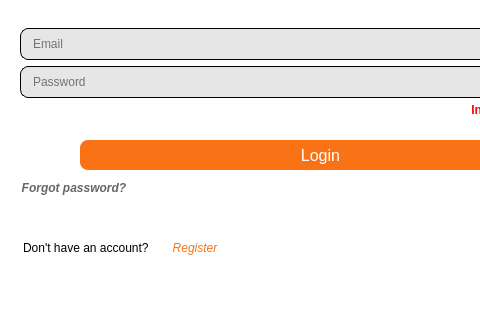
First picture: the form in mainwindow.ui, repository Ph4sm4/FinelogApp, before the edit; both pictures show x 0 to 480 and y 195 to 515 of the 641 by 515 pixel window.
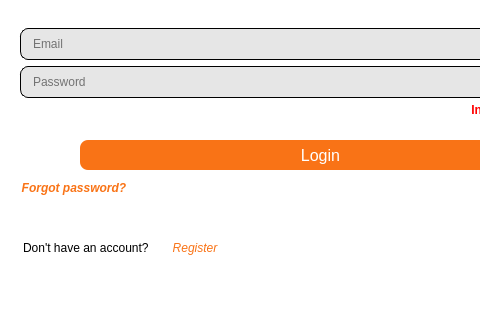
Second picture: the form after the edit. The open tabs and pages were chosen to show the change. Icons and pictures are not drawn.

Patch:
```diff
--- a/mainwindow.ui
+++ b/mainwindow.ui
@@ -350,7 +350,7 @@
               </property>
               <property name="styleSheet">
                <string notr="true">QPushButton {
-color: rgb(102, 102, 102);
+color: rgb(249, 115, 22);
 margin-top: 10px;
 }</string>
               </property>
```
Left out of the diff: 10 changed lines with no effect on the pictures.
